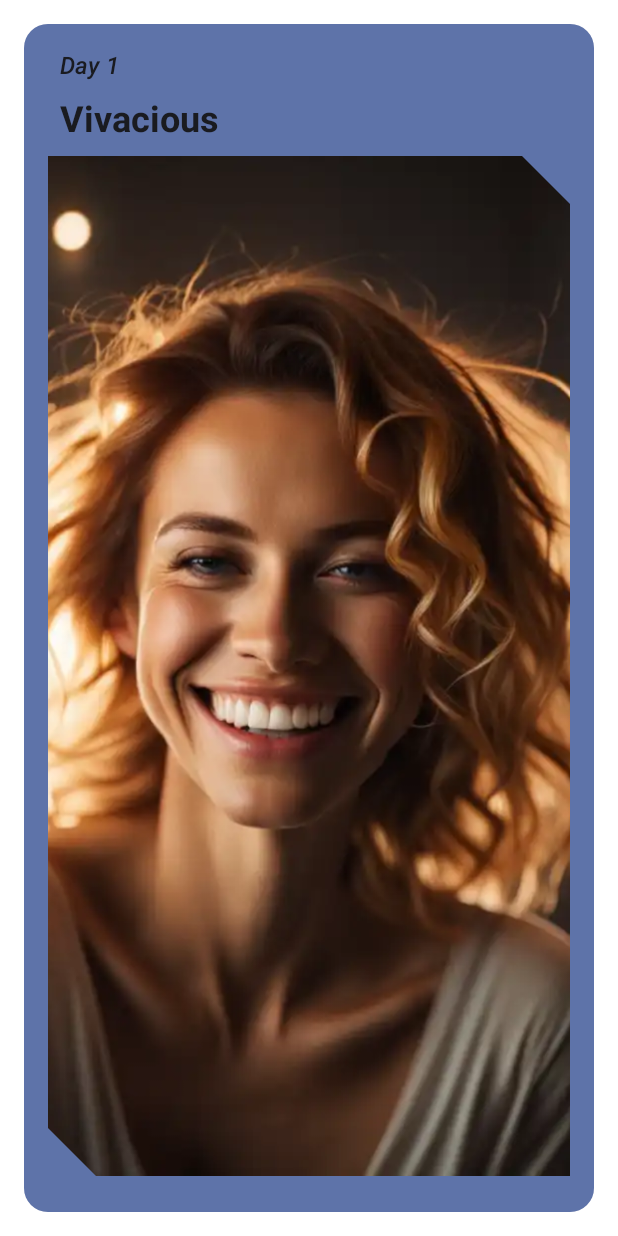
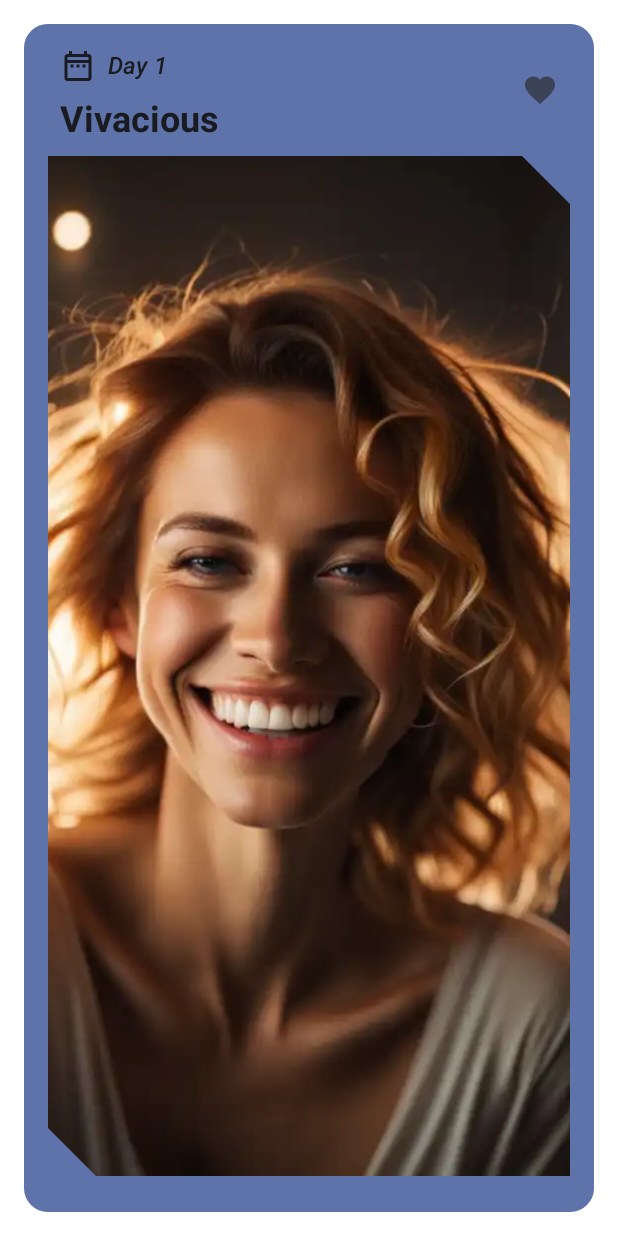
Before and after one commit to smh997/30-Days-of-Vocabulary, an Android app built with Jetpack Compose: the @Preview function VocabularyCardPreview, on a phone screen of 412 x 824 dp. Run offline under Robolectric (Android 15) with nearby library versions, the phone set to English and light mode, and no system bars; Roboto replaces fonts that are not available here.

Commit message:
a Calendar icon and a favorite icon button are added.

```diff
--- a/app/src/main/java/com/example/a30daysofvocabulary/VocabularyScreen.kt
+++ b/app/src/main/java/com/example/a30daysofvocabulary/VocabularyScreen.kt
@@ -13,13 +13,19 @@ import androidx.compose.foundation.background
 import androidx.compose.foundation.clickable
 import androidx.compose.foundation.layout.Column
 import androidx.compose.foundation.layout.PaddingValues
+import androidx.compose.foundation.layout.Row
 import androidx.compose.foundation.layout.Spacer
 import androidx.compose.foundation.layout.fillMaxWidth
 import androidx.compose.foundation.layout.height
 import androidx.compose.foundation.layout.padding
 import androidx.compose.foundation.lazy.LazyColumn
 import androidx.compose.foundation.lazy.itemsIndexed
+import androidx.compose.material.icons.Icons
+import androidx.compose.material.icons.outlined.DateRange
+import androidx.compose.material.icons.outlined.Favorite
 import androidx.compose.material3.Card
+import androidx.compose.material3.Icon
+import androidx.compose.material3.IconButton
 import androidx.compose.material3.MaterialTheme
 import androidx.compose.material3.Text
 import androidx.compose.runtime.Composable
@@ -27,6 +33,7 @@ import androidx.compose.runtime.getValue
 import androidx.compose.runtime.mutableStateOf
 import androidx.compose.runtime.remember
 import androidx.compose.runtime.setValue
+import androidx.compose.ui.Alignment
 import androidx.compose.ui.Modifier
 import androidx.compose.ui.draw.clip
 import androidx.compose.ui.layout.ContentScale
@@ -66,6 +73,7 @@ fun VocabularyList(innerPadding: PaddingValues, modifier: Modifier = Modifier) {
 
 @Composable
 fun VocabularyListItem(word: Word, index: Int, modifier: Modifier = Modifier) {
+    var favorite by remember { mutableStateOf(false) }
     var expanded by remember { mutableStateOf(false) }
     val color by animateColorAsState(
         targetValue = if (expanded) MaterialTheme.colorScheme.tertiaryContainer
@@ -90,27 +98,7 @@ fun VocabularyListItem(word: Word, index: Int, modifier: Modifier = Modifier) {
                 .background(color)
                 .padding(dimensionResource(id = R.dimen.padding_small))
         ){
-            Column (
-                modifier = Modifier
-                    .fillMaxWidth()
-                    .padding(
-                        start = dimensionResource(id = R.dimen.padding_medium),
-                        top = dimensionResource(id = R.dimen.padding_small),
-                        end = dimensionResource(id = R.dimen.padding_medium)
-                    )
-            ){
-                Text(
-                    text = stringResource(id = R.string.day, index + 1),
-                    style = MaterialTheme.typography.titleMedium,
-                    fontStyle = FontStyle.Italic
-                )
-                Spacer(modifier = Modifier.height(dimensionResource(id = R.dimen.padding_small)))
-                Text(
-                    text = stringResource(id = word.spell),
-                    style = MaterialTheme.typography.headlineSmall,
-                    fontWeight = FontWeight.Bold
-                )
-            }
+            VocabCardHeader(index, word.spell, favorite, { favorite = !favorite })
             Image(
                 painter = painterResource(id = word.imageRes),
                 contentDescription = null,
@@ -151,6 +139,52 @@ fun VocabularyListItem(word: Word, index: Int, modifier: Modifier = Modifier) {
 
 }
 
+@Composable
+fun VocabCardHeader(index: Int, spell: Int, favorite: Boolean, onClick: () -> Unit, modifier: Modifier = Modifier) {
+    Row (
+        verticalAlignment = Alignment.CenterVertically,
+        modifier = modifier
+    ){
+        Column (
+            modifier = Modifier
+                .padding(
+                    start = dimensionResource(id = R.dimen.padding_medium),
+                    top = dimensionResource(id = R.dimen.padding_small),
+                    end = dimensionResource(id = R.dimen.padding_medium)
+                )
+        ){
+            Row (
+                verticalAlignment = Alignment.CenterVertically
+            ){
+                Icon(Icons.Outlined.DateRange, contentDescription = null)
+                Text(
+                    text = stringResource(id = R.string.day, index + 1),
+                    style = MaterialTheme.typography.titleMedium,
+                    fontStyle = FontStyle.Italic,
+                    modifier = Modifier
+                        .padding(start = dimensionResource(id = R.dimen.padding_small))
+                )
+            }
+            Spacer(modifier = Modifier.height(dimensionResource(id = R.dimen.padding_small)))
+            Text(
+                text = stringResource(id = spell),
+                style = MaterialTheme.typography.headlineSmall,
+                fontWeight = FontWeight.Bold
+            )
+        }
+        Spacer(modifier = Modifier.weight(1f))
+        IconButton(onClick = onClick) {
+            Icon(
+                imageVector = Icons.Outlined.Favorite,
+                contentDescription = null,
+                modifier = Modifier
+                    .padding(end = dimensionResource(id = R.dimen.padding_small)),
+                tint = if (favorite) MaterialTheme.colorScheme.error else MaterialTheme.colorScheme.secondary
+            )
+        }
+    }
+}
+
 @Preview(showBackground = true, showSystemUi = false)
 @Composable
 fun VocabularyCardPreview() {
```
